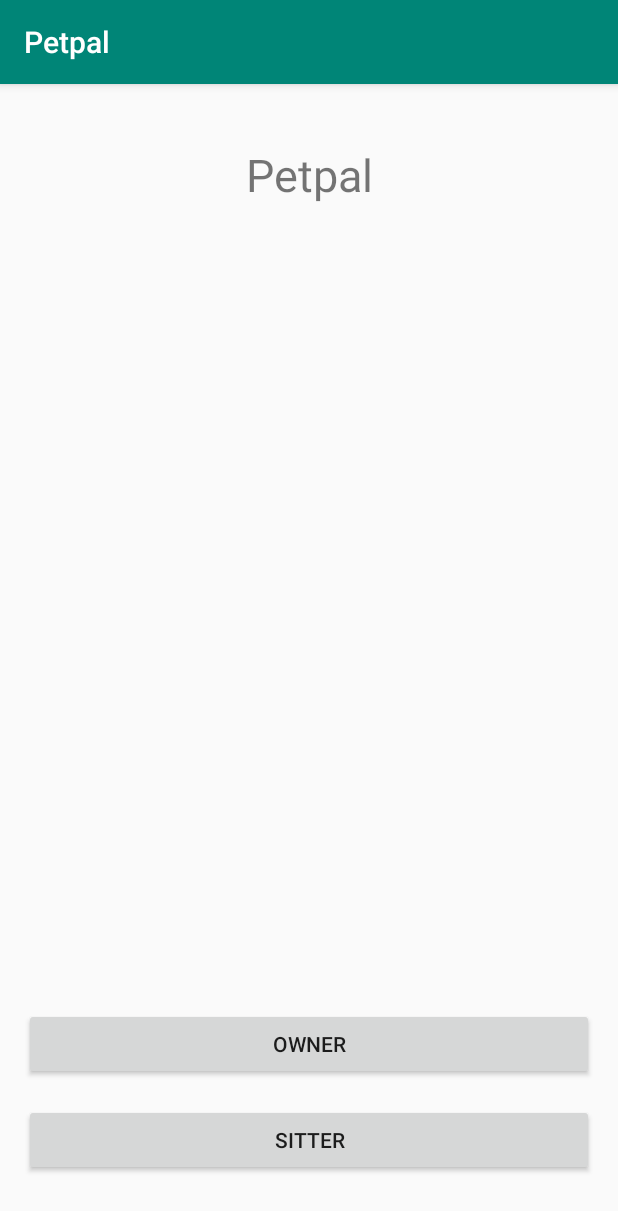
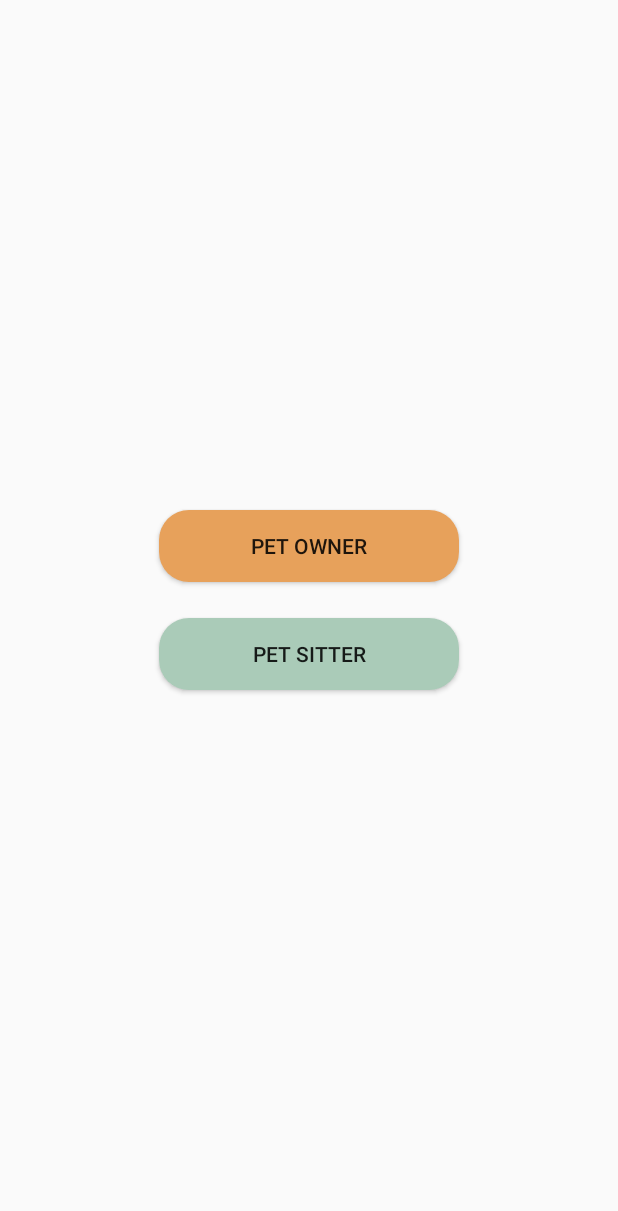
Before and after one commit to cardinalblue/PetPal, an Android app: the screen it shows after launch (MainActivity), on a phone screen of 412 x 824 dp. Shown: the top 1211 px of the screen. Run offline under Robolectric (Android 15) with nearby library versions, the phone set to English and light mode, and no system bars.

Commit message:
Modify icon and first page's layout

```diff
--- a/app/src/main/AndroidManifest.xml
+++ b/app/src/main/AndroidManifest.xml
@@ -4,9 +4,8 @@
 
     <application
             android:allowBackup="true"
-            android:icon="@mipmap/ic_launcher"
+            android:icon="@drawable/launcher_petpal"
             android:label="@string/app_name"
-            android:roundIcon="@mipmap/ic_launcher_round"
             android:supportsRtl="true"
             android:theme="@style/AppTheme">
         <activity android:name=".MainActivity"
--- /dev/null
+++ b/app/src/main/res/drawable/shape_owner.xml
@@ -0,0 +1,5 @@
+<?xml version="1.0" encoding="utf-8"?>
+<shape android:shape="rectangle" xmlns:android="http://schemas.android.com/apk/res/android">
+    <corners android:radius="20dp"/>
+    <solid android:color="@color/colorPrimary"/>
+</shape>
--- /dev/null
+++ b/app/src/main/res/drawable/shape_sitter.xml
@@ -0,0 +1,5 @@
+<?xml version="1.0" encoding="utf-8"?>
+<shape android:shape="rectangle" xmlns:android="http://schemas.android.com/apk/res/android">
+    <corners android:radius="20dp"/>
+    <solid android:color="@color/color_sub"/>
+</shape>
--- a/app/src/main/res/layout/fragment_main.xml
+++ b/app/src/main/res/layout/fragment_main.xml
@@ -6,28 +6,22 @@
         android:layout_width="match_parent"
         android:layout_height="match_parent">
 
-    <TextView
-            android:text="Petpal"
-            android:layout_width="wrap_content"
-            android:layout_height="wrap_content"
-            android:textSize="30sp"
-            android:id="@+id/textTitle"
-            app:layout_constraintStart_toStartOf="parent"
-            app:layout_constraintEnd_toEndOf="parent"
-            android:layout_marginTop="40dp"
-            app:layout_constraintTop_toTopOf="parent"/>
     <Button
-            android:text="Owner"
-            android:layout_width="0dp"
+            android:text="@string/main_owner"
+            android:layout_width="200dp"
             android:layout_margin="16dp"
+            android:background="@drawable/shape_owner"
             android:layout_height="wrap_content"
             android:id="@+id/buttonOwner"
-            app:layout_constraintBottom_toTopOf="@id/buttonSitter"
+            app:layout_constraintHorizontal_chainStyle="spread"
             app:layout_constraintStart_toStartOf="parent"
-            app:layout_constraintEnd_toEndOf="parent"/>
+            app:layout_constraintEnd_toEndOf="parent" app:layout_constraintTop_toTopOf="parent"
+            app:layout_constraintHorizontal_bias="0.5" app:layout_constraintBottom_toTopOf="@+id/buttonSitter"
+            app:layout_constraintVertical_chainStyle="packed"/>
     <Button
-            android:text="Sitter"
-            android:layout_width="0dp"
+            android:text="@string/main_sitter"
+            android:layout_width="200dp"
+            android:background="@drawable/shape_sitter"
             android:layout_marginStart="16dp"
             android:layout_marginEnd="16dp"
             android:layout_marginBottom="40dp"
@@ -36,5 +30,6 @@
             android:layout_marginTop="8dp"
             app:layout_constraintStart_toStartOf="parent"
             app:layout_constraintEnd_toEndOf="parent"
-            app:layout_constraintBottom_toBottomOf="parent"/>
+            app:layout_constraintBottom_toBottomOf="parent" app:layout_constraintTop_toBottomOf="@+id/buttonOwner"
+            app:layout_constraintHorizontal_bias="0.5"/>
 </android.support.constraint.ConstraintLayout>
--- a/app/src/main/res/values/colors.xml
+++ b/app/src/main/res/values/colors.xml
@@ -1,6 +1,8 @@
 <?xml version="1.0" encoding="utf-8"?>
 <resources>
-    <color name="colorPrimary">#008577</color>
-    <color name="colorPrimaryDark">#00574B</color>
-    <color name="colorAccent">#D81B60</color>
+    <color name="colorPrimary">#E7A15B</color>
+    <color name="colorPrimaryDark">#F4CE90</color>
+    <color name="colorAccent">#AACBB8</color>
+
+    <color name="color_sub">#AACBB8</color>
 </resources>
--- a/app/src/main/res/values/strings.xml
+++ b/app/src/main/res/values/strings.xml
@@ -1,3 +1,5 @@
 <resources>
     <string name="app_name">Petpal</string>
+    <string name="main_owner">Pet Owner</string>
+    <string name="main_sitter">Pet Sitter</string>
 </resources>
--- a/app/src/main/res/values/styles.xml
+++ b/app/src/main/res/values/styles.xml
@@ -1,7 +1,7 @@
 <resources>
 
     <!-- Base application theme. -->
-    <style name="AppTheme" parent="Theme.AppCompat.Light.DarkActionBar">
+    <style name="AppTheme" parent="Theme.AppCompat.Light.NoActionBar">
         <!-- Customize your theme here. -->
         <item name="colorPrimary">@color/colorPrimary</item>
         <item name="colorPrimaryDark">@color/colorPrimaryDark</item>
```
Also changed, not shown: app/src/main/res/drawable/launcher_petpal.png (added).
